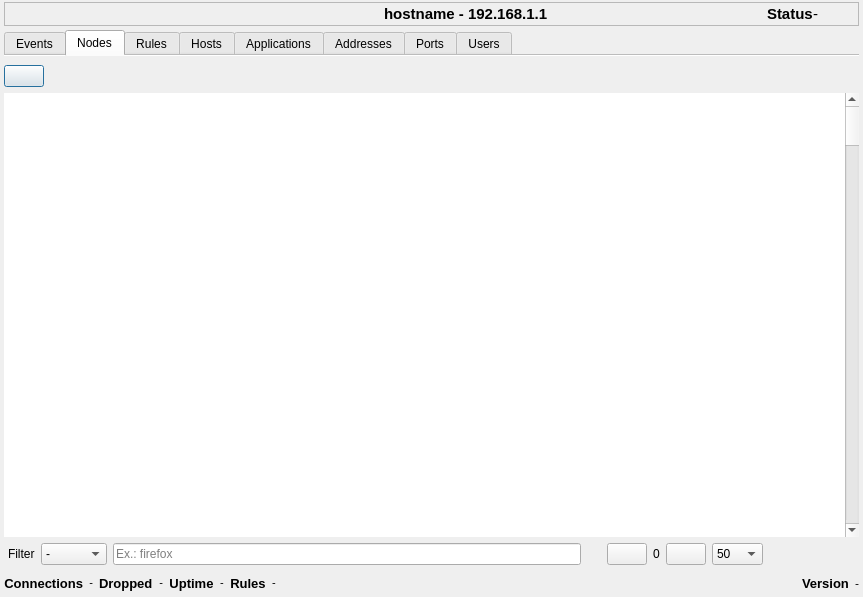
First picture: the form in ui/opensnitch/res/stats.ui, repository evilsocket/opensnitch, before the edit.
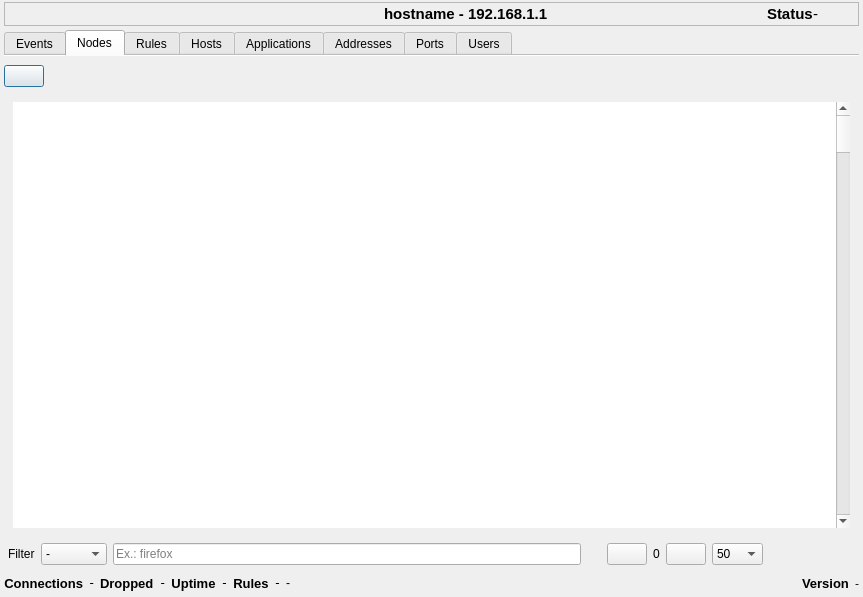
Second picture: the form after the edit. The open tabs and pages were chosen to show the change. Icons and pictures are not drawn. Custom widgets are drawn as their Qt base class.

Patch:
```diff
--- a/ui/opensnitch/res/stats.ui
+++ b/ui/opensnitch/res/stats.ui
@@ -286,6 +286,7 @@
         </layout>
        </item>
        <item>
+        <widget class="QFrame" name="frame_3">
         <layout class="QHBoxLayout" name="horizontalLayout">
          <property name="spacing">
           <number>0</number>
@@ -329,6 +330,7 @@
           </widget>
          </item>
         </layout>
+        </widget>
        </item>
       </layout>
      </widget>
@@ -1206,7 +1208,8 @@
          </property>
          <property name="font">
           <font>
-           <pointsize>8</pointsize>
+           <family>DejaVu Sans</family>
+           <pointsize>9</pointsize>
            <kerning>true</kerning>
           </font>
          </property>
@@ -1258,7 +1261,8 @@
          </property>
          <property name="font">
           <font>
-           <pointsize>8</pointsize>
+           <family>DejaVu Sans</family>
+           <pointsize>9</pointsize>
            <kerning>true</kerning>
           </font>
          </property>
@@ -1310,7 +1314,8 @@
          </property>
          <property name="font">
           <font>
-           <pointsize>8</pointsize>
+           <family>DejaVu Sans</family>
+           <pointsize>9</pointsize>
            <kerning>true</kerning>
           </font>
          </property>
@@ -1362,7 +1367,8 @@
          </property>
          <property name="font">
           <font>
-           <pointsize>8</pointsize>
+           <family>DejaVu Sans</family>
+           <pointsize>9</pointsize>
            <kerning>true</kerning>
           </font>
          </property>
@@ -1377,6 +1383,13 @@
          </property>
         </widget>
        </item>
+       <item>
+        <widget class="QLabel" name="rxtxLabel">
+         <property name="text">
+          <string>-</string>
+         </property>
+        </widget>
+       </item>
       </layout>
      </item>
      <item>
```
Left out of the diff: 3 changed lines with no effect on the pictures. Lines whose indentation alone changed are shown as unchanged.
